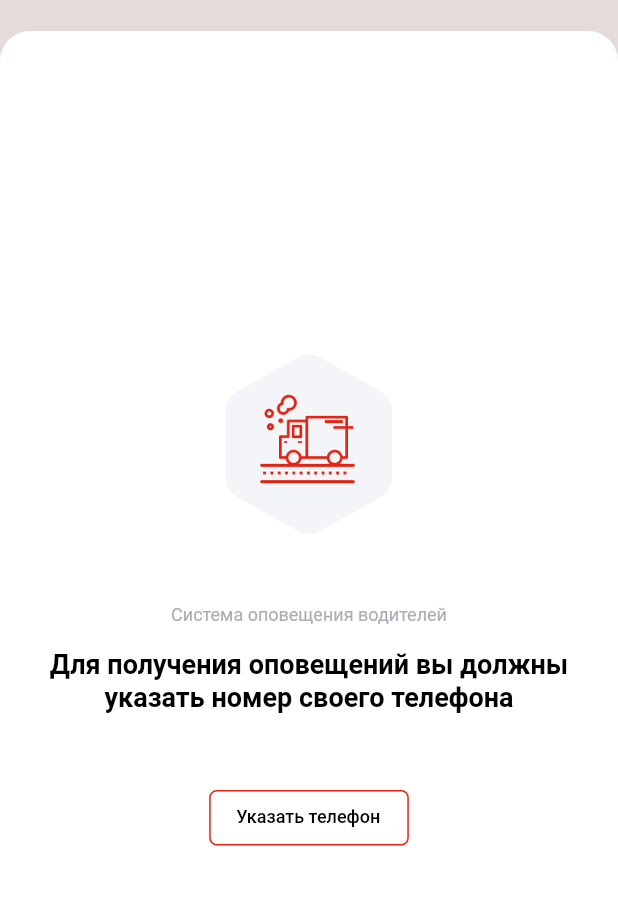
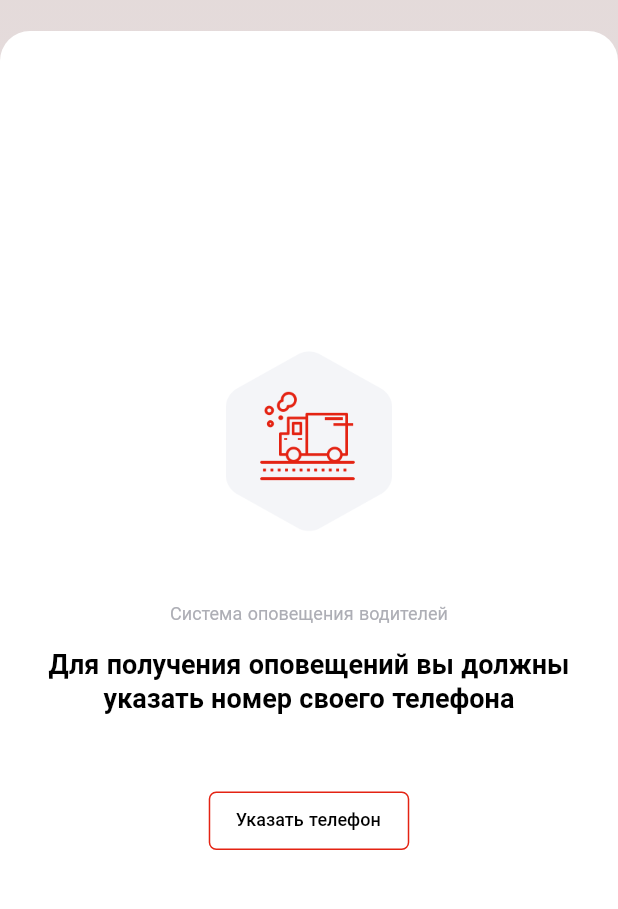
Before and after one commit to dreadlord74/kb_notificator, a Flutter app: the screen it shows after launch, on a phone screen of 412 x 824 dp, the part 62-971 px from its top. Run offline on Flutter 3.47's test engine with Material 2 defaults, Android fonts, the phone set to English and light mode, and no system bars; our stand-ins replace firebase_messaging, flutter_local_notifications, flutter_masked_text, progress_dialog, sqflite; accounts and stored records are empty.

Commit message:
Закончил редизайн

```diff
--- a/lib/CustomTheme.dart
+++ b/lib/CustomTheme.dart
@@ -5,6 +5,7 @@ class CurstomTheme{
     return ThemeData(
       primaryColor: const Color(0xFFBE1010),
       accentColor: const Color(0xFFBE1010),
+      fontFamily: "Nunito"
     );
   }
 }
--- a/lib/generalDialog/generalDialog.dart
+++ b/lib/generalDialog/generalDialog.dart
@@ -85,6 +85,7 @@ class PopupDialog extends ModalRoute<void>{
                   fontWeight: FontWeight.bold,
                   height: 22 / 18,
                 ),
+                textAlign: TextAlign.center,
               ),
               SizedBox(
                 height: 45,
```
Also changed, not shown: pubspec.yaml (+6 -11 lines), fonts/Nunito-Bold.ttf (added), fonts/Nunito-Regular.ttf (added).
